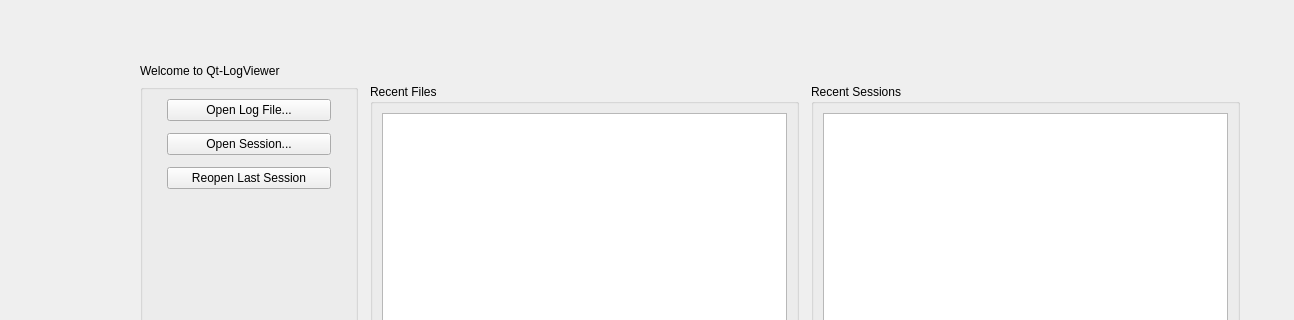
Dingola/Qt-LogViewer, file QT_Project/Forms/StartPageWidget.ui: the form before one commit; both pictures show x 0 to 1294 and y 0 to 320 of the 1466 by 763 pixel window.
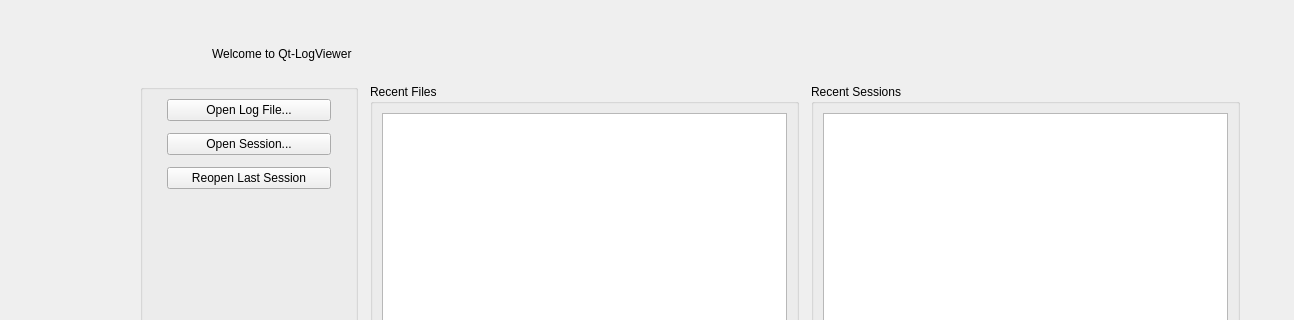
The form after the commit.

Commit message:
feat(ui): modernize application icon
- replace the legacy application icon with the Koala and magnifying glass design
- add a multi-resolution Windows icon and native executable resource
- use the new icon consistently for window and taskbar presentation
- display the application icon beside the start page welcome heading
- preserve the previous application icon as a legacy asset
- cover the start page icon presentation with a focused regression test

Diff of the .ui file:
```diff
--- a/QT_Project/Forms/StartPageWidget.ui
+++ b/QT_Project/Forms/StartPageWidget.ui
@@ -15,14 +15,83 @@
   </property>
   <layout class="QGridLayout" name="gridLayout" rowstretch="2,15,5" columnstretch="3,25,0,5">
    <item row="0" column="1">
-    <widget class="QLabel" name="welcomeLabel">
-     <property name="text">
-      <string>Welcome to Qt-LogViewer</string>
+    <layout class="QHBoxLayout" name="brandHeaderLayout">
+     <property name="spacing">
+      <number>8</number>
      </property>
-     <property name="alignment">
-      <set>Qt::AlignBottom|Qt::AlignLeading|Qt::AlignLeft</set>
+     <property name="leftMargin">
+      <number>16</number>
      </property>
-    </widget>
+     <item alignment="Qt::AlignBottom">
+      <widget class="QLabel" name="brandIconLabel">
+       <property name="sizePolicy">
+        <sizepolicy hsizetype="Fixed" vsizetype="Fixed">
+         <horstretch>0</horstretch>
+         <verstretch>0</verstretch>
+        </sizepolicy>
+       </property>
+       <property name="minimumSize">
+        <size>
+         <width>48</width>
+         <height>48</height>
+        </size>
+       </property>
+       <property name="maximumSize">
+        <size>
+         <width>48</width>
+         <height>48</height>
+        </size>
+       </property>
+       <property name="text">
+        <string/>
+       </property>
+       <property name="alignment">
+        <set>Qt::AlignCenter</set>
+       </property>
+      </widget>
+     </item>
+     <item alignment="Qt::AlignBottom">
+      <widget class="QLabel" name="welcomeLabel">
+       <property name="sizePolicy">
+        <sizepolicy hsizetype="Preferred" vsizetype="Fixed">
+         <horstretch>0</horstretch>
+         <verstretch>0</verstretch>
+        </sizepolicy>
+       </property>
+       <property name="minimumSize">
+        <size>
+         <width>0</width>
+         <height>48</height>
+        </size>
+       </property>
+       <property name="maximumSize">
+        <size>
+         <width>16777215</width>
+         <height>48</height>
+        </size>
+       </property>
+       <property name="text">
+        <string>Welcome to Qt-LogViewer</string>
+       </property>
+       <property name="alignment">
+        <set>Qt::AlignLeading|Qt::AlignLeft|Qt::AlignVCenter</set>
+       </property>
+      </widget>
+     </item>
+     <item>
+      <spacer name="brandHeaderSpacer">
+       <property name="orientation">
+        <enum>Qt::Horizontal</enum>
+       </property>
+       <property name="sizeHint" stdset="0">
+        <size>
+         <width>40</width>
+         <height>20</height>
+        </size>
+       </property>
+      </spacer>
+     </item>
+    </layout>
    </item>
    <item row="0" column="2">
     <spacer name="verticalSpacer_3">
```
The commit also changes 13 other files.
